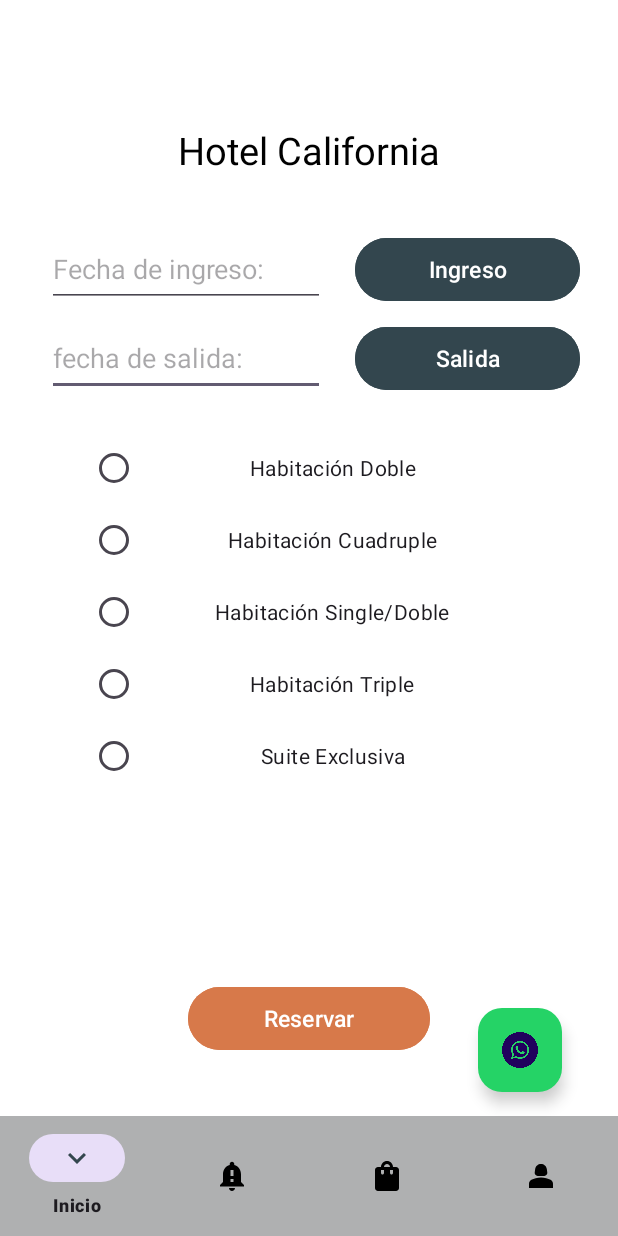
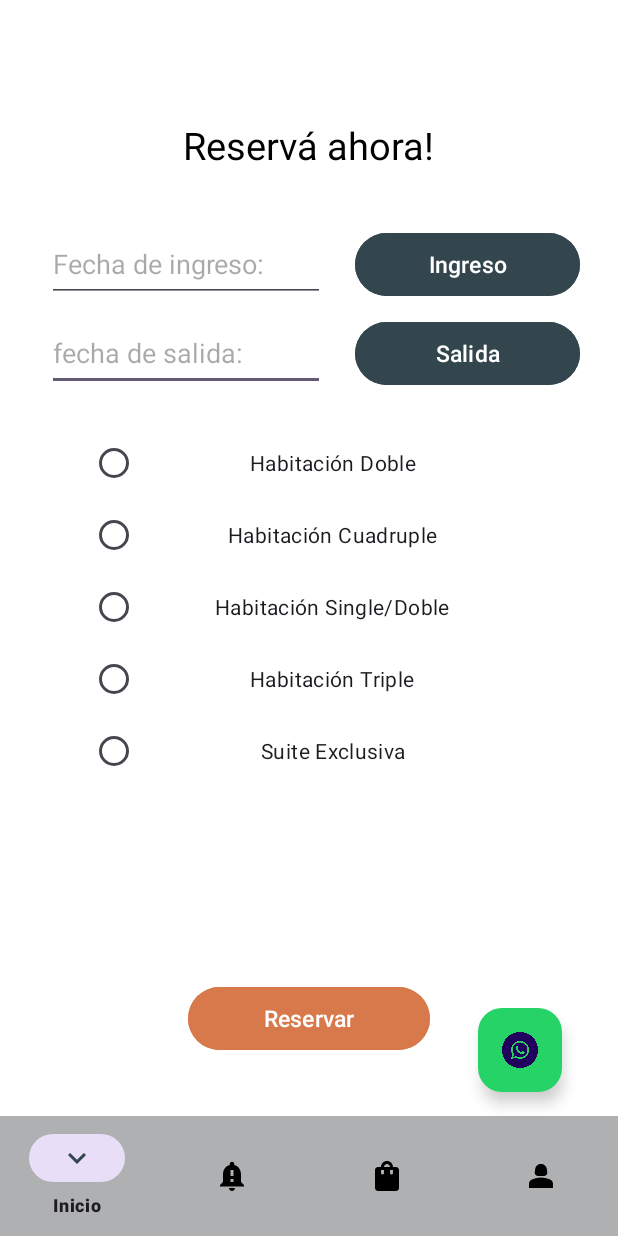
Before and after one commit to InnovacionIT/Hotel-california-Practicas, an Android app: the layout activity_home.xml on its own in the app's theme, with its tools: preview values and no code run, on a phone screen of 412 x 824 dp. Run offline under Robolectric (Android 15) with nearby library versions, the phone set to English and light mode, and no system bars.

Commit message:
Other: cambio de título Reserva

```diff
--- a/Hotel-california-mobile/app/src/main/res/layout/activity_home.xml
+++ b/Hotel-california-mobile/app/src/main/res/layout/activity_home.xml
@@ -49,22 +49,23 @@
             app:layout_constraintStart_toStartOf="parent"
             app:layout_constraintTop_toBottomOf="@+id/fechaIng" />
 
+
         <TextView
             android:id="@+id/reservasT"
             android:layout_width="239dp"
             android:layout_height="50dp"
             android:layout_marginStart="86dp"
-            android:layout_marginTop="75dp"
+            android:layout_marginTop="72dp"
             android:layout_marginEnd="86dp"
             android:gravity="center"
-            android:text="@string/app_name"
+            android:text="@string/reserv_ahora"
             android:textAlignment="center"
             android:textColor="@color/black"
             android:textSize="25sp"
             app:layout_constraintEnd_toEndOf="parent"
+            app:layout_constraintHorizontal_bias="0.0"
             app:layout_constraintStart_toStartOf="parent"
             app:layout_constraintTop_toTopOf="parent" />
-
 
         <com.google.android.material.bottomnavigation.BottomNavigationView
             android:id="@+id/bottomNavigationView"
--- a/Hotel-california-mobile/app/src/main/res/values/strings.xml
+++ b/Hotel-california-mobile/app/src/main/res/values/strings.xml
@@ -88,4 +88,5 @@
     <string name="name">Juan Perez</string>
     <string name="subject">Asunto</string>
     <string name="mje_error_fecha_ya_reservada">* La habitación ya está reservada para esa fecha.</string>
+    <string name="reserv_ahora">Reservá ahora!</string>
 </resources>
```
